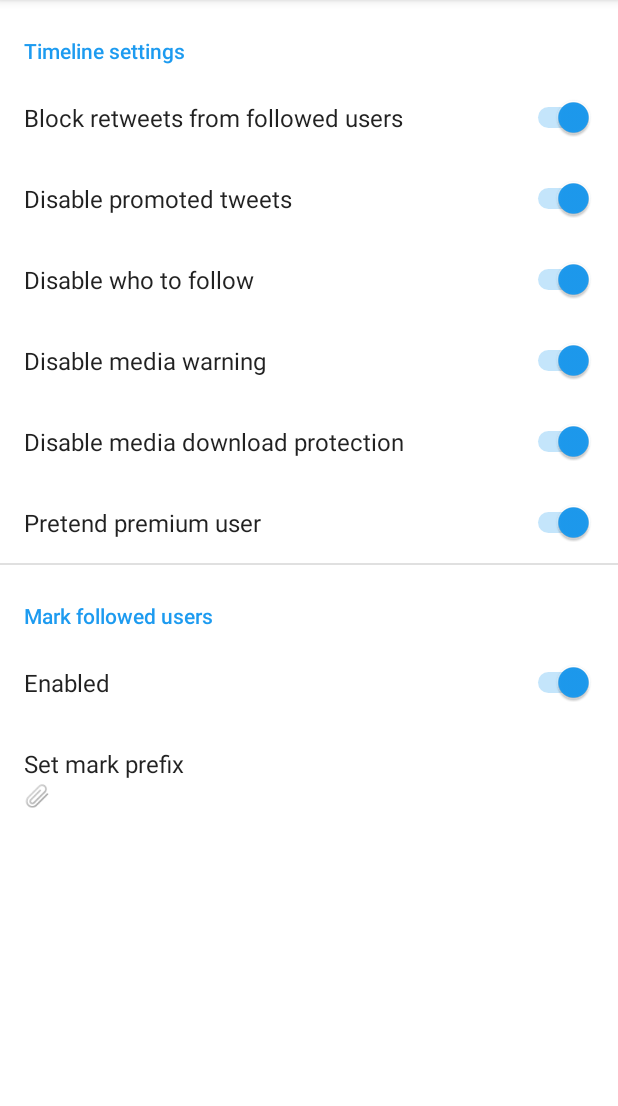
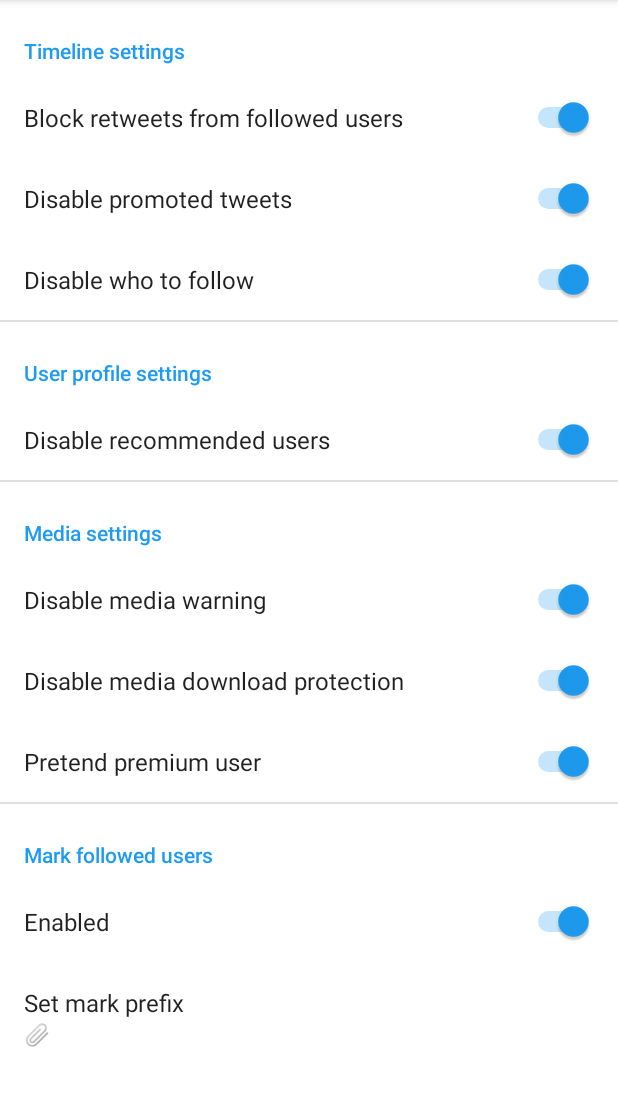
Before and after one commit to AliasQli/TwitterRecycle, an Android app: the SettingsActivity screen opened directly, with no data from a screen before it, on a phone screen of 412 x 824 dp, the part 84-1190 px from its top. Run offline under Robolectric (Android 15) with nearby library versions, the phone set to English and light mode, and no system bars; our stand-ins replace androidx.preference; libraries missing offline, so code that uses them is left out: com.highcapable.yukihookapi.

Commit message:
Disable rec users

```diff
--- a/app/src/main/java/com/recycle/twitter/HookEntry.kt
+++ b/app/src/main/java/com/recycle/twitter/HookEntry.kt
@@ -8,6 +8,7 @@ import com.highcapable.yukihookapi.hook.xposed.proxy.IYukiHookXposedInit
 import com.recycle.twitter.data.Data
 import com.recycle.twitter.data.data
 import com.recycle.twitter.hook.JsonHook
+import com.recycle.twitter.hook.JsonProfileUserHook
 import com.recycle.twitter.hook.JsonTimelineTweetHook
 import com.recycle.twitter.hook.JsonTimelineUserHook
 import com.recycle.twitter.hook.MarkUserHook
@@ -56,6 +57,7 @@ object HookEntry : IYukiHookXposedInit {
                                         MarkUserHook,
                                         JsonTimelineUserHook,
                                         JsonTimelineTweetHook,
+                                        JsonProfileUserHook,
                                         SensitiveMediaHook,
                                         ProtectedMediaHook,
                                         PremiumHook,
--- a/app/src/main/res/values/prefs.xml
+++ b/app/src/main/res/values/prefs.xml
@@ -10,6 +10,9 @@
 
     <string name="disable_who_to_follow">disable_who_to_follow</string>
     <bool name="disable_who_to_follow_def">true</bool>
+
+    <string name="disable_recommended_users">disable_recommended_users</string>
+    <bool name="disable_recommended_users_def">true</bool>
 
     <string name="disable_media_warning">disable_media_warning</string>
     <bool name="disable_media_warning_def">true</bool>
--- a/app/src/main/res/xml/settings_screen.xml
+++ b/app/src/main/res/xml/settings_screen.xml
@@ -20,14 +20,35 @@
             android:defaultValue="@bool/disable_promoted_tweets_def"
             android:title="Disable promoted tweets"
             app:iconSpaceReserved="false"
-            app:key="disable_promoted_tweets" />
+            app:key="@string/disable_promoted_tweets" />
         <SwitchPreference
             android:layout_width="wrap_content"
             android:layout_height="wrap_content"
             android:defaultValue="@bool/disable_who_to_follow_def"
             android:title="Disable who to follow"
             app:iconSpaceReserved="false"
-            app:key="disable_who_to_follow" />
+            app:key="@string/disable_who_to_follow" />
+    </PreferenceCategory>
+    <PreferenceCategory
+        android:layout_width="wrap_content"
+        android:layout_height="wrap_content"
+        android:title="User profile settings"
+        app:iconSpaceReserved="false">
+
+        <SwitchPreference
+            android:layout_width="wrap_content"
+            android:layout_height="wrap_content"
+            android:defaultValue="@bool/disable_recommended_users_def"
+            android:title="Disable recommended users"
+            app:iconSpaceReserved="false"
+            app:key="@string/disable_recommended_users" />
+    </PreferenceCategory>
+    <PreferenceCategory
+        android:layout_width="wrap_content"
+        android:layout_height="wrap_content"
+        android:title="Media settings"
+        app:iconSpaceReserved="false">
+
         <SwitchPreference
             android:layout_width="wrap_content"
             android:layout_height="wrap_content"
@@ -62,7 +83,7 @@
             android:defaultValue="@bool/following_mark_def"
             android:title="Enabled"
             app:iconSpaceReserved="false"
-            app:key="following_mark" />
+            app:key="@string/following_mark" />
         <EditTextPreference
             android:layout_width="wrap_content"
             android:layout_height="wrap_content"
@@ -71,7 +92,7 @@
             android:singleLine="true"
             android:title="Set mark prefix"
             app:iconSpaceReserved="false"
-            app:key="following_mark_prefix"
+            app:key="@string/following_mark_prefix"
             app:useSimpleSummaryProvider="true" />
     </PreferenceCategory>
 </PreferenceScreen>
```
Also changed, not shown: app/src/main/java/com/recycle/twitter/data/Prefs.kt (+6 -2 lines), app/src/main/java/com/recycle/twitter/hook/JsonProfileUserHook.kt (added, +32 -0 lines).
